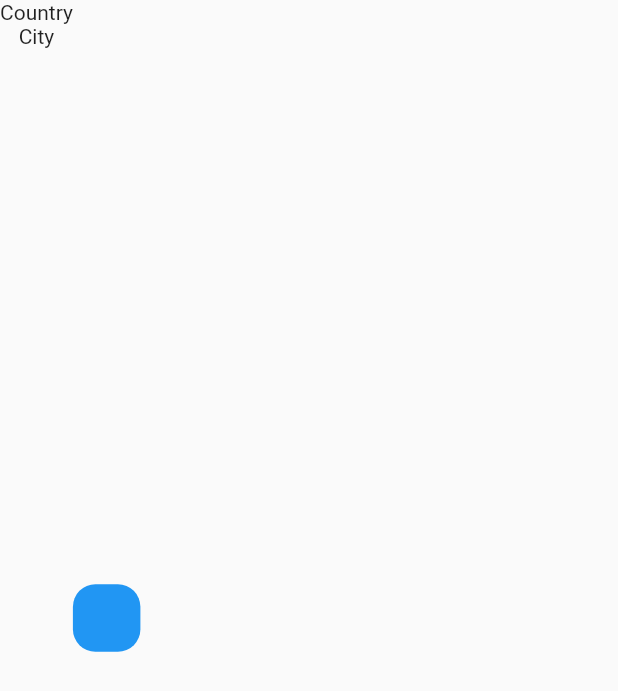
After one commit to jsifuen711/Flutterbanana, a Flutter app: the MainFoodPage screen opened directly, on a phone screen of 412 x 824 dp. The commit adds this screen. Shown: the top 691 px of the screen. Run offline on Flutter 3.47's test engine with Material 2 defaults, Android fonts, the phone set to English and light mode, and no system bars; our stand-ins replace firebase_auth, firebase_core; accounts and stored records are empty.

Commit message:
New Update
Added the home page and generated new home directory for the pages of the main app

```diff
--- /dev/null
+++ b/app_1/lib/home/main.food.page.dart
@@ -0,0 +1,39 @@
+import 'package:flutter/cupertino.dart';
+import 'package:flutter/material.dart';
+
+class MainFoodPage extends StatefulWidget {
+  const MainFoodPage({Key? key}) : super(key: key);
+
+  @override
+  State<MainFoodPage> createState() => _MainFoodPageState();
+}
+
+class _MainFoodPageState extends State<MainFoodPage> {
+  @override
+  Widget build(BuildContext context) {
+    return Scaffold(
+      body: Container(
+        child: Container(
+          child: Row(
+            children: [
+              Column(
+                children: [
+                  Text("Country"),
+                  Text("City"),
+                ],
+              ),
+              Container(
+                width: 45,
+                height: 45,
+                decoration: BoxDecoration(
+                  borderRadius: BorderRadius.circular(15.0),
+                  color: Colors.blue,
+                ),
+              )
+            ],
+          ),
+        ),
+      ),
+    );
+  }
+}
--- a/app_1/lib/main.dart
+++ b/app_1/lib/main.dart
@@ -1,3 +1,4 @@
+import 'package:app_1/home/main.food.page.dart';
 import 'package:app_1/profile.screen.dart';
 import 'package:firebase_auth/firebase_auth.dart';
 import 'package:firebase_core/firebase_core.dart';
@@ -13,6 +14,7 @@ class MyApp extends StatelessWidget {
   @override
   Widget build(BuildContext context) {
     return const MaterialApp(
+      debugShowCheckedModeBanner: false,
       home: HomePage(),
     );
   }
@@ -175,7 +177,7 @@ class _LoginScreenState extends State<LoginScreen> {
                 print(user);
                 if (user != null) {
                   Navigator.of(context).pushReplacement(
-                      MaterialPageRoute(builder: (context) => ProfileScreen()));
+                      MaterialPageRoute(builder: (context) => MainFoodPage()));
                   // this will take you to new screen
                 }
               },
```
